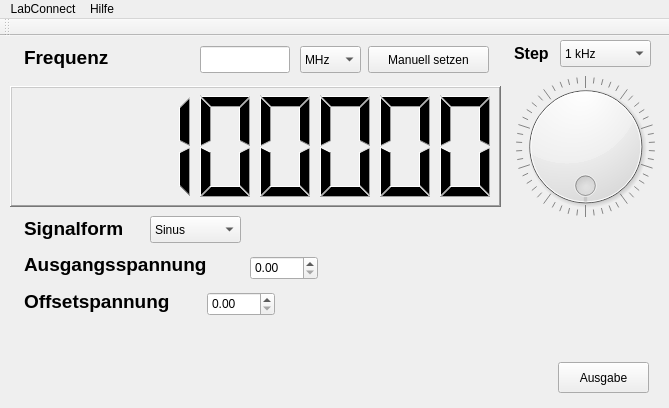
Above: LabConnect.ui from LabConnect/Interface before the change. Below: the same form after it.
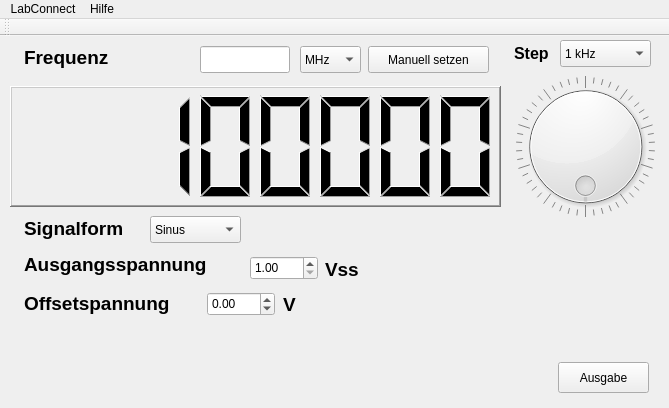
That is the form after the change.

Diff of the .ui file:
```diff
--- a/LabConnect.ui
+++ b/LabConnect.ui
@@ -336,7 +336,7 @@
     <property name="geometry">
      <rect>
       <x>24</x>
-      <y>250</y>
+      <y>252</y>
       <width>171</width>
       <height>31</height>
      </rect>
@@ -361,6 +361,15 @@
       <height>24</height>
      </rect>
     </property>
+    <property name="minimum">
+     <double>1.000000000000000</double>
+    </property>
+    <property name="maximum">
+     <double>12.000000000000000</double>
+    </property>
+    <property name="singleStep">
+     <double>0.050000000000000</double>
+    </property>
    </widget>
    <widget class="QDoubleSpinBox" name="doubleSpinBox_2">
     <property name="geometry">
@@ -370,6 +379,55 @@
       <width>68</width>
       <height>24</height>
      </rect>
+    </property>
+    <property name="minimum">
+     <double>-6.000000000000000</double>
+    </property>
+    <property name="maximum">
+     <double>6.000000000000000</double>
+    </property>
+    <property name="singleStep">
+     <double>0.100000000000000</double>
+    </property>
+   </widget>
+   <widget class="QLabel" name="label_6">
+    <property name="geometry">
+     <rect>
+      <x>283</x>
+      <y>253</y>
+      <width>16</width>
+      <height>31</height>
+     </rect>
+    </property>
+    <property name="font">
+     <font>
+      <pointsize>14</pointsize>
+      <weight>75</weight>
+      <bold>true</bold>
+     </font>
+    </property>
+    <property name="text">
+     <string>V</string>
+    </property>
+   </widget>
+   <widget class="QLabel" name="label_7">
+    <property name="geometry">
+     <rect>
+      <x>325</x>
+      <y>218</y>
+      <width>41</width>
+      <height>31</height>
+     </rect>
+    </property>
+    <property name="font">
+     <font>
+      <pointsize>14</pointsize>
+      <weight>75</weight>
+      <bold>true</bold>
+     </font>
+    </property>
+    <property name="text">
+     <string>Vss</string>
     </property>
    </widget>
   </widget>
```
Left out of the diff: 8 changed lines with no effect on the pictures.
